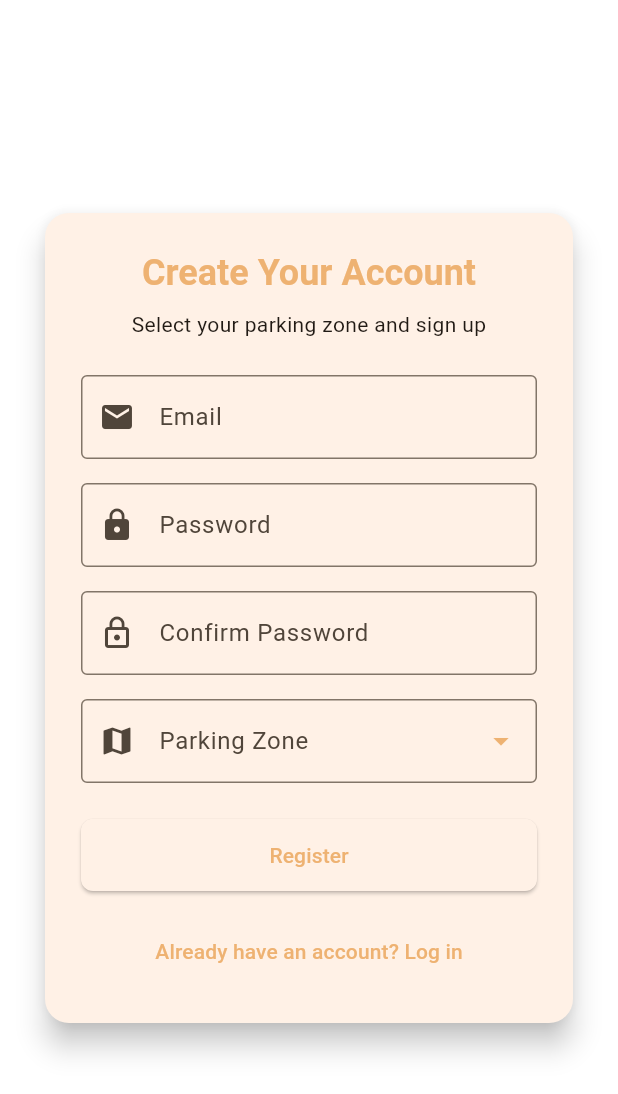
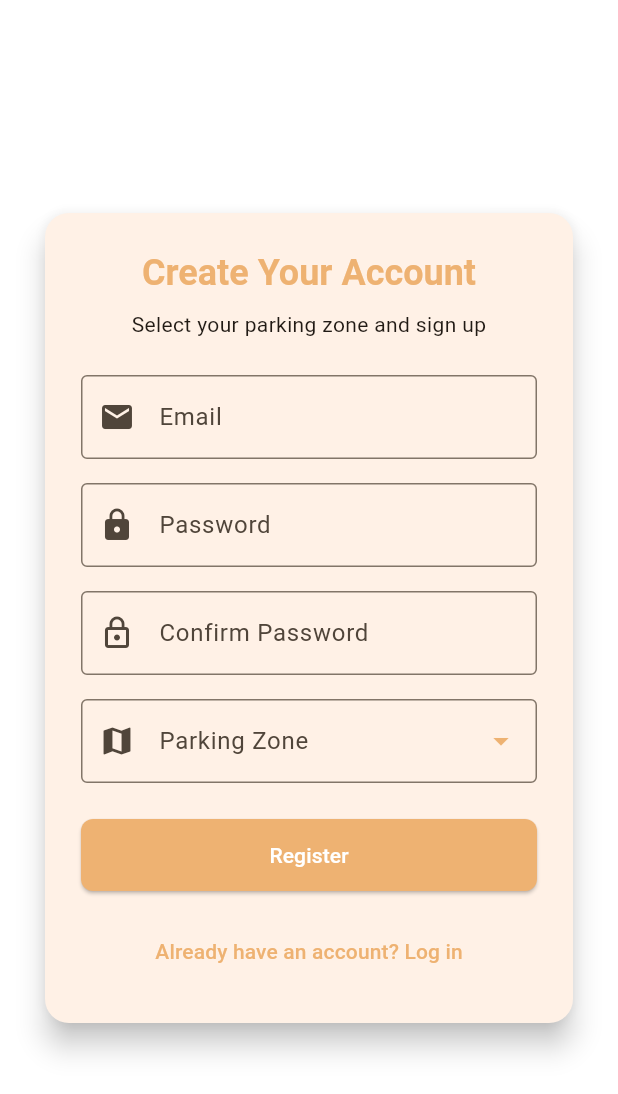
Before and after one commit to mariocamarena/Stables-The-Parking-App-for-Vaqueros, a Flutter app: the RegisterScreen screen opened by its route, on a phone screen of 412 x 824 dp. Shown: the top 1094 px of the screen. Run offline on Flutter 3.47's test engine with Material 3 defaults, Android fonts, the phone set to English and light mode, and no system bars; our stand-ins replace flutter_dotenv, flutter_map, geolocator, latlong2, shared_preferences; accounts and stored records are empty; network calls fail.

Commit message:
register button color

```diff
--- a/frontend_stables/lib/screens/register_screen.dart
+++ b/frontend_stables/lib/screens/register_screen.dart
@@ -32,8 +32,7 @@ class _RegisterScreenState extends State<RegisterScreen>
       vsync: this,
       duration: const Duration(milliseconds: 800),
     );
-    _fadeAnimation = Tween(begin: 0.0, end: 1.0)
-        .animate(_fadeController);
+    _fadeAnimation = Tween(begin: 0.0, end: 1.0).animate(_fadeController);
     _fadeController.forward();
   }
 
@@ -188,11 +187,10 @@ class _RegisterScreenState extends State<RegisterScreen>
                             prefixIcon: Icon(Icons.map),
                             border: OutlineInputBorder(),
                           ),
-                          // ↓↓↓ STYLE THE MENU FOR BETTER LEGIBILITY ↓↓↓
-                          dropdownColor: Colors.white,            // solid white background
-                          elevation: 8,                           // stronger shadow under the menu
-                          style: const TextStyle(color: Colors.black), // black text on white
-                          iconEnabledColor: AppColors.primary,    // keep your theme color for the arrow
+                          dropdownColor: Colors.white,
+                          elevation: 8,
+                          style: const TextStyle(color: Colors.black),
+                          iconEnabledColor: AppColors.primary,
                           items: [1, 2, 3].map((zone) {
                             return DropdownMenuItem(
                               value: zone,
@@ -208,17 +206,15 @@ class _RegisterScreenState extends State<RegisterScreen>
                         SizedBox(
                           width: double.infinity,
                           child: _isLoading
-                              ? const Center(
-                                  child: CircularProgressIndicator())
+                              ? const Center(child: CircularProgressIndicator())
                               : ElevatedButton(
                                   onPressed: _register,
                                   style: ElevatedButton.styleFrom(
-                                    padding:
-                                        const EdgeInsets.symmetric(
-                                            vertical: 14),
+                                    backgroundColor: AppColors.primary,
+                                    foregroundColor: Colors.white,  // ← text color
+                                    padding: const EdgeInsets.symmetric(vertical: 14),
                                     shape: RoundedRectangleBorder(
-                                      borderRadius:
-                                          BorderRadius.circular(8),
+                                      borderRadius: BorderRadius.circular(8),
                                     ),
                                   ),
                                   child: const Text('Register'),
@@ -229,8 +225,7 @@ class _RegisterScreenState extends State<RegisterScreen>
                         TextButton(
                           onPressed: () =>
                               Navigator.pushNamed(context, '/login'),
-                          child: const Text(
-                              'Already have an account? Log in'),
+                          child: const Text('Already have an account? Log in'),
                         ),
                       ],
                     ),
```
Also changed, not shown: backend_stables/data/simulated_data.json.
